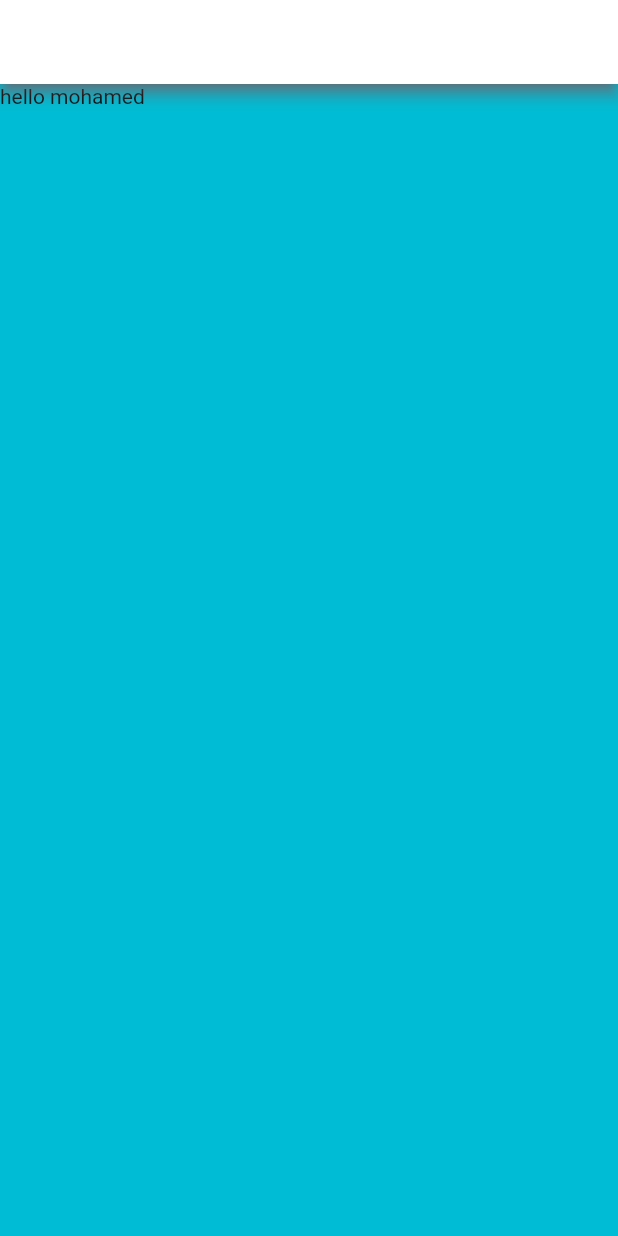
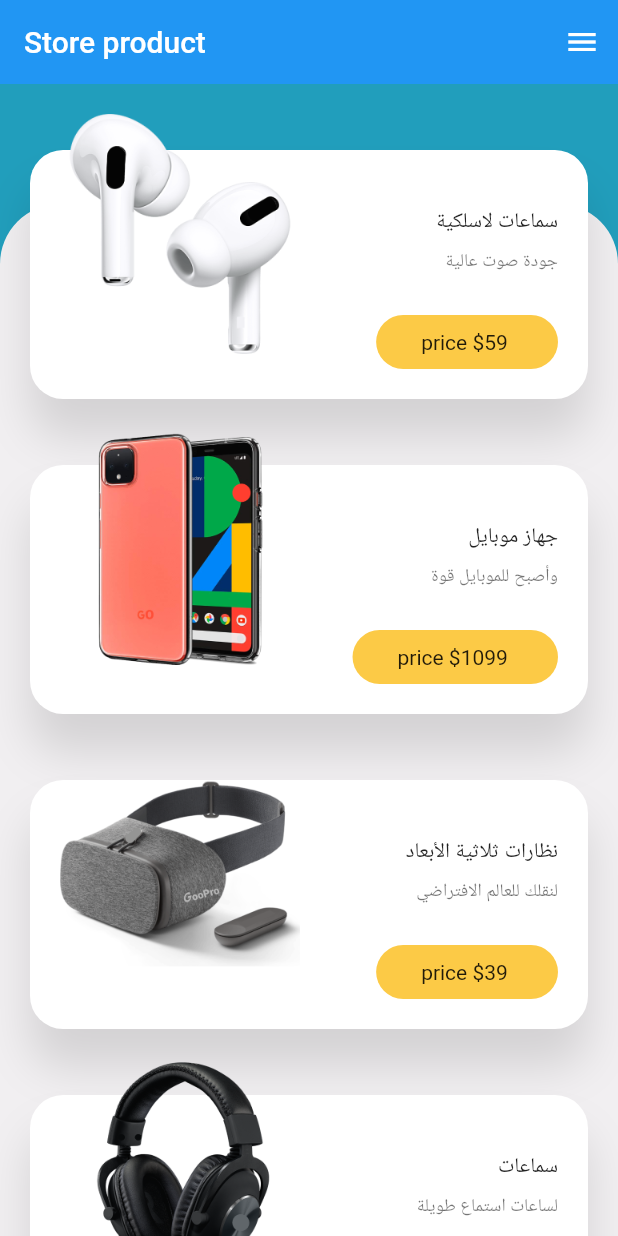
Before and after one commit to EchchebabyMohamed/Store_app, a Flutter app: the screen it shows after launch, on a phone screen of 412 x 824 dp. Run offline on Flutter 3.47's test engine with Material 2 defaults, Android fonts, the phone set to English and light mode, and no system bars.

Commit message:
second commit

```diff
--- /dev/null
+++ b/lib/Widgets/Home_body.dart
@@ -0,0 +1,38 @@
+import 'package:flutter/material.dart';
+import 'package:store/constantes.dart';
+
+import '../models/product.dart';
+import 'cart.dart';
+
+class HomeBody extends StatelessWidget {
+  const HomeBody({Key? key}) : super(key: key);
+
+  @override
+  Widget build(BuildContext context) {
+    return SafeArea(
+        child: Column(
+      children: [
+        const SizedBox(
+          height: kDefaultPadding / 2,
+        ),
+        Expanded(
+            child: Stack(
+          children: [
+            Container(
+              margin: const EdgeInsets.only(top: 70),
+              decoration: const BoxDecoration(
+                  color: kBackgroundColor,
+                  borderRadius: BorderRadius.only(
+                    topLeft: Radius.circular(40),
+                    topRight: Radius.circular(40),
+                  )),
+            ),
+             ListView.builder(
+               itemCount: products.length,
+               itemBuilder: (context, index)=>  ProductCard(itemIndex: index,product: products[index],),)
+          ],
+        ))
+      ],
+    ));
+  }
+}
--- /dev/null
+++ b/lib/Widgets/cart.dart
@@ -0,0 +1,88 @@
+import 'package:flutter/material.dart';
+
+import '../constantes.dart';
+import '../models/product.dart';
+
+class ProductCard extends StatelessWidget {
+  const ProductCard({
+    super.key, required this.itemIndex, required this.product,
+  });
+  final int itemIndex;
+  final Product product;
+  @override
+  Widget build(BuildContext context) {
+    Size size = MediaQuery.of(context).size;
+    return Container(
+      margin:  const EdgeInsets.symmetric(
+        horizontal: kDefaultPadding,
+        vertical: kDefaultPadding / 2,
+      ),
+      height: 190.0,
+      child: Stack(
+        alignment: Alignment.bottomCenter,
+        children: [
+          Container(
+            height: 166.0,
+            decoration: BoxDecoration(
+                borderRadius: BorderRadius.circular(22),
+                color: Colors.white,
+                boxShadow: const [
+                  BoxShadow(
+                      offset: Offset(0, 25),
+                      blurRadius: 25,
+                      color: Colors.black12)
+                ]),
+          ),
+          Positioned(
+              top: 0.0,
+              left: 0.0,
+              child: Container(
+                padding: const EdgeInsets.symmetric(horizontal: kDefaultPadding),
+                height: 160.0,
+                width: 200.0,
+                child: Image.asset(product.image,
+                  fit: BoxFit.cover,),
+              )),
+          Positioned(
+              bottom: 0.0,
+              right: 0.0,
+              child: SizedBox(
+                height: 136.0,
+                width: size.width - 200,
+                child: Column(
+                  crossAxisAlignment: CrossAxisAlignment.end,
+                  children:  [
+                    const Spacer(),
+                    Padding(
+                      padding: const EdgeInsets.symmetric(horizontal:kDefaultPadding ),
+                      child: Text(product.title,style: Theme.of(context).textTheme.bodyText1,),
+                    ),
+                    const Spacer(),
+                    Padding(
+                      padding: const EdgeInsets.symmetric(horizontal: kDefaultPadding),
+                      child: Text(product.subTitle,
+                        style: Theme.of(context).textTheme.caption,),
+                    ),
+                    const Spacer(),
+                    Padding(
+                      padding: const EdgeInsets.all(kDefaultPadding),
+                      child: Container(
+                        padding: const EdgeInsets.symmetric(
+                            horizontal: kDefaultPadding*1.5,
+                            vertical: kDefaultPadding /2
+                        ),
+                        decoration:  BoxDecoration(
+                          color: kSecondaryColor,
+                          borderRadius: BorderRadius.circular(22),
+                        ),
+                        child: Text('price \$${product.price} '),
+                      ),
+                    )
+                  ],
+                ),
+              ))
+        ],
+      ),
+    );
+  }
+}
--- /dev/null
+++ b/lib/constantes.dart
@@ -0,0 +1,10 @@
+import 'package:flutter/material.dart';
+
+const kBackgroundColor = Color(0xFFF1EFF1);
+const kPrimaryColor = Color(0xFF219ebc);
+const kSecondaryColor = Color(0xFFfcca46);
+const kTextColor = Color(0xFF023047);
+const kTextLightColor = Color(0xFF747474);
+const kBlueColor = Color(0xFF40BAD5);
+
+const kDefaultPadding = 20.0;
--- a/lib/main.dart
+++ b/lib/main.dart
@@ -1,18 +1,18 @@
 import 'package:flutter/material.dart';
-
+import 'package:store/pages/page_product.dart';
 void main() {
-  runApp( const MaterialApp(
-    home: Mytest(),
-  ));
+  runApp(MyApp());
 }
-class Mytest extends StatelessWidget {
-  const Mytest({Key? key}) : super(key: key);
+class MyApp extends StatelessWidget {
+  const MyApp({Key? key}) : super(key: key);
 
   @override
   Widget build(BuildContext context) {
-    return Scaffold(
-      backgroundColor: Colors.cyan,
-      appBar: AppBar(backgroundColor: Colors.white,shadowColor: Colors.redAccent,),
-      body:const Text('hello mohamed'),);
+    return MaterialApp(
+      debugShowCheckedModeBanner: false,
+      title: 'Store',
+      theme: ThemeData(),
+      home:const HomeScreen(),
+    );
   }
 }
--- /dev/null
+++ b/lib/models/product.dart
@@ -0,0 +1,69 @@
+class Product {
+  final int id, price;
+  final String title, subTitle, description, image;
+
+  Product({
+    required this.id,
+    required this.price,
+    required this.title,
+    required this.subTitle,
+    required this.description,
+    required this.image,
+  });
+}
+  List<Product> products = [
+    Product(
+      id: 1,
+      price: 59,
+      title: "سماعات لاسلكية",
+      subTitle: "جودة صوت عالية",
+      image: "images/airpod.png",
+      description:
+      "لوريم ايبسوم دولار سيت أميت ,كونسيكتيتور أدايبا يسكينج أليايت,سيت دو أيوسمود تيمبور أنكايديديونتيوت لابوري ات دولار ماجنا أليكيوا.",
+    ),
+    Product(
+      id: 2,
+      price: 1099,
+      title: "جهاز موبايل",
+      subTitle: "وأصبح للموبايل قوة",
+      image: "images/mobile.png",
+      description:
+      "لوريم ايبسوم دولار سيت أميت ,كونسيكتيتور أدايبا يسكينج أليايت,سيت دو أيوسمود تيمبور أنكايديديونتيوت لابوري ات دولار ماجنا أليكيوا.",
+    ),
+    Product(
+      id: 3,
+      price: 39,
+      title: "نظارات ثلاثية الأبعاد",
+      subTitle: "لنقلك للعالم الافتراضي",
+      image: "images/class.png",
+      description:
+      "لوريم ايبسوم دولار سيت أميت ,كونسيكتيتور أدايبا يسكينج أليايت,سيت دو أيوسمود تيمبور أنكايديديونتيوت لابوري ات دولار ماجنا أليكيوا.",
+    ),
+    Product(
+      id: 4,
+      price: 56,
+      title: "سماعات",
+      subTitle: "لساعات استماع طويلة",
+      image: "images/headset.png",
+      description:
+      "لوريم ايبسوم دولار سيت أميت ,كونسيكتيتور أدايبا يسكينج أليايت,سيت دو أيوسمود تيمبور أنكايديديونتيوت لابوري ات دولار ماجنا أليكيوا.",
+    ),
+    Product(
+      id: 5,
+      price: 68,
+      title: "مسجل صوت",
+      subTitle: "سجل اللحظات المهمة حولك",
+      image: "images/speaker.png",
+      description:
+      "لوريم ايبسوم دولار سيت أميت ,كونسيكتيتور أدايبا يسكينج أليايت,سيت دو أيوسمود تيمبور أنكايديديونتيوت لابوري ات دولار ماجنا أليكيوا.",
+    ),
+    Product(
+      id: 6,
+      price: 39,
+      title: "كاميرات كمبيوتر",
+      subTitle: "بجودة ودقة صورة عالية",
+      image: "images/camera.png",
+      description:
+      "لوريم ايبسوم دولار سيت أميت ,كونسيكتيتور أدايبا يسكينج أليايت,سيت دو أيوسمود تيمبور أنكايديديونتيوت لابوري ات دولار ماجنا أليكيوا.",
+    ),
+  ];
--- /dev/null
+++ b/lib/pages/page_product.dart
@@ -0,0 +1,25 @@
+import 'package:flutter/material.dart';
+import 'package:store/constantes.dart';
+import 'package:store/Widgets/Home_body.dart';
+
+class HomeScreen extends StatelessWidget {
+  const HomeScreen({Key? key}) : super(key: key);
+
+  @override
+  Widget build(BuildContext context) {
+    return Scaffold(
+      backgroundColor: kPrimaryColor,
+      appBar: homeAppBar(),
+      body: const HomeBody(),
+    );
+  }
+
+  AppBar homeAppBar() {
+    return AppBar(
+      elevation: 0,
+      title: const Text('Store product'),
+      centerTitle: false,
+      actions: [IconButton(onPressed: () {}, icon: const Icon(Icons.menu))],
+    );
+  }
+}
--- a/pubspec.yaml
+++ b/pubspec.yaml
@@ -59,8 +59,8 @@ flutter:
   uses-material-design: true
 
   # To add assets to your application, add an assets section, like this:
-  # assets:
-  #   - images/a_dot_burr.jpeg
+  assets:
+    - images/
   #   - images/a_dot_ham.jpeg
 
   # An image asset can refer to one or more resolution-specific "variants", see
```
Also changed, not shown: images/airpod.png (added), images/camera.png (added), images/class.png (added), images/headset.png (added), images/mobile.png (added), images/speaker.png (added).
